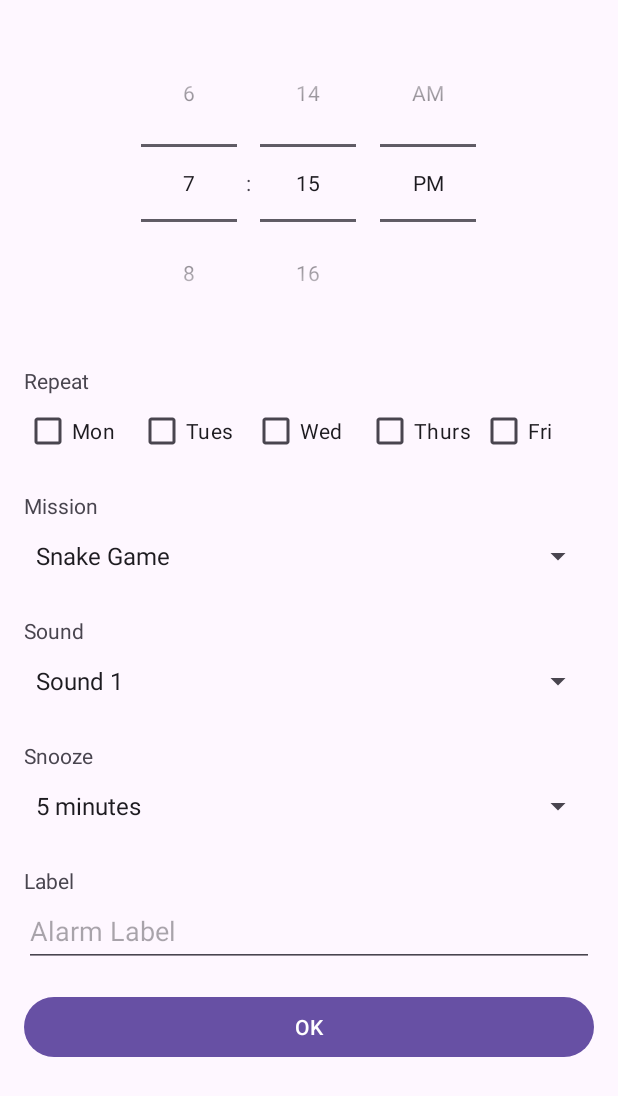
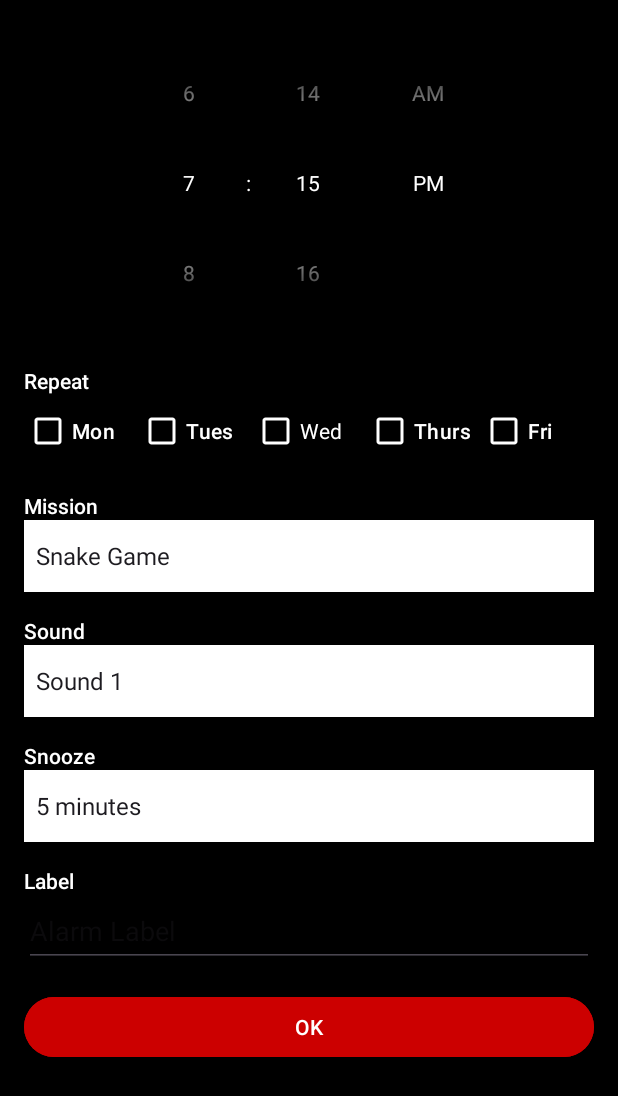
Before and after one commit to miyakibanas/Strive, an Android app: the AlarmSetupActivity screen opened directly, with no data from a screen before it, on a phone screen of 412 x 824 dp. Shown: the top 1096 px of the screen. Run offline under Robolectric (Android 15) with nearby library versions, the phone set to English and light mode, and no system bars; Roboto replaces fonts that are not available here.

Commit message:
Snooze screen
Added snooze screen activity and made design updates.

```diff
--- a/app/src/main/java/edu/utsa/cs3443/strive/model/Alarm.java
+++ b/app/src/main/java/edu/utsa/cs3443/strive/model/Alarm.java
@@ -19,7 +19,6 @@ public class Alarm implements Serializable {
         this.id = generateUniqueId();
         repeatDays = new HashMap<>();
 
-        // Initialize all days to false
         repeatDays.put("Monday", false);
         repeatDays.put("Tuesday", false);
         repeatDays.put("Wednesday", false);
@@ -27,7 +26,6 @@ public class Alarm implements Serializable {
         repeatDays.put("Friday", false);
         repeatDays.put("Saturday", false);
         repeatDays.put("Sunday", false);
-
 
         isEnabled = false;
         label = "";
--- a/app/src/main/java/edu/utsa/cs3443/strive/model/SnakeGame.java
+++ b/app/src/main/java/edu/utsa/cs3443/strive/model/SnakeGame.java
@@ -14,7 +14,7 @@ public class SnakeGame {
     private Random random = new Random();
     private boolean gameOver = false;
     private Direction direction = Direction.RIGHT;
-    private static final int DEFAULT_HIGH_SCORE = 5;
+    public static final int DEFAULT_HIGH_SCORE = 2;
 
     public SnakeGame() {
         resetGame();
--- a/app/src/main/res/layout/activity_alarm_screen.xml
+++ b/app/src/main/res/layout/activity_alarm_screen.xml
@@ -16,6 +16,7 @@
         android:layout_marginTop="16dp"
         android:layout_marginEnd="16dp"
         android:layout_marginBottom="16dp"
+        android:fontFamily="sans-serif-medium"
         android:textColor="@color/white"
         android:textSize="60sp" />
 
@@ -30,7 +31,7 @@
         android:layout_centerHorizontal="true"
         android:layout_marginTop="164dp"
         android:backgroundTint="#FF9800"
-        android:fontFamily="serif-monospace"
+        android:fontFamily="sans-serif-medium"
         android:text="Snooze"
         android:textSize="24sp" />
 
@@ -42,7 +43,7 @@
         android:layout_centerHorizontal="true"
         android:layout_marginTop="233dp"
         android:backgroundTint="#4CAF50"
-        android:fontFamily="serif-monospace"
+        android:fontFamily="sans-serif-medium"
         android:text="Start Mission"
         android:textSize="24sp" />
 
--- a/app/src/main/res/layout/activity_alarm_setup.xml
+++ b/app/src/main/res/layout/activity_alarm_setup.xml
@@ -1,7 +1,9 @@
 <?xml version="1.0" encoding="utf-8"?>
 <ScrollView xmlns:android="http://schemas.android.com/apk/res/android"
+    xmlns:app="http://schemas.android.com/apk/res-auto"
     android:layout_width="match_parent"
     android:layout_height="match_parent"
+    android:background="@color/black"
     android:fillViewport="true">
 
     <LinearLayout
@@ -14,14 +16,17 @@
             android:id="@+id/time_picker"
             android:layout_width="match_parent"
             android:layout_height="wrap_content"
-            android:timePickerMode="spinner" />
+            android:timePickerMode="spinner"
+            android:theme="@style/TimePickerTheme" />
 
         <!-- Repeat Option -->
         <TextView
             android:layout_width="match_parent"
             android:layout_height="wrap_content"
+            android:fontFamily="sans-serif-medium"
+            android:paddingTop="16dp"
             android:text="Repeat"
-            android:paddingTop="16dp"/>
+            android:textColor="@color/white" />
 
         <LinearLayout
             android:layout_width="match_parent"
@@ -31,37 +36,52 @@
             <CheckBox
                 android:id="@+id/checkBox_monday"
                 android:layout_width="0dp"
+                android:layout_height="wrap_content"
                 android:layout_weight="1"
-                android:layout_height="wrap_content"
-                android:text="Mon"/>
+                android:buttonTint="@color/white"
+                android:fontFamily="sans-serif-medium"
+                android:text="Mon"
+                android:textColor="@color/white"
+                app:buttonIconTint="@color/white" />
 
             <CheckBox
                 android:id="@+id/checkBox_tuesday"
                 android:layout_width="0dp"
+                android:layout_height="wrap_content"
                 android:layout_weight="1"
-                android:layout_height="wrap_content"
-                android:text="Tues"/>
+                android:buttonTint="@color/white"
+                android:fontFamily="sans-serif-medium"
+                android:text="Tues"
+                android:textColor="@color/white" />
 
             <CheckBox
                 android:id="@+id/checkBox_wednesday"
                 android:layout_width="0dp"
+                android:layout_height="wrap_content"
                 android:layout_weight="1"
-                android:layout_height="wrap_content"
-                android:text="Wed" />
+                android:buttonTint="@color/white"
+                android:text="Wed"
+                android:textColor="@color/white" />
 
             <CheckBox
                 android:id="@+id/checkBox_thursday"
                 android:layout_width="0dp"
+                android:layout_height="wrap_content"
                 android:layout_weight="1"
-                android:layout_height="wrap_content"
-                android:text="Thurs" />
+                android:buttonTint="@color/white"
+                android:fontFamily="sans-serif-medium"
+                android:text="Thurs"
+                android:textColor="@color/white" />
 
             <CheckBox
                 android:id="@+id/checkBox_friday"
                 android:layout_width="0dp"
+                android:layout_height="wrap_content"
                 android:layout_weight="1"
-                android:layout_height="wrap_content"
-                android:text="Fri" />
+                android:buttonTint="@color/white"
+                android:fontFamily="sans-serif-medium"
+                android:text="Fri"
+                android:textColor="@color/white" />
 
         </LinearLayout>
 
@@ -69,58 +89,73 @@
         <TextView
             android:layout_width="match_parent"
             android:layout_height="wrap_content"
+            android:fontFamily="sans-serif-medium"
+            android:paddingTop="16dp"
             android:text="Mission"
-            android:paddingTop="16dp"/>
+            android:textColor="@color/white" />
 
         <Spinner
             android:id="@+id/spinner_mission"
             android:layout_width="match_parent"
-            android:layout_height="48dp" />
+            android:layout_height="48dp"
+            android:background="@color/white" />
 
         <!-- Sound Selection -->
         <TextView
             android:layout_width="match_parent"
             android:layout_height="wrap_content"
+            android:fontFamily="sans-serif-medium"
+            android:paddingTop="16dp"
             android:text="Sound"
-            android:paddingTop="16dp"/>
+            android:textColor="@color/white" />
 
         <Spinner
             android:id="@+id/spinner_sound"
             android:layout_width="match_parent"
-            android:layout_height="48dp" />
+            android:layout_height="48dp"
+            android:background="@color/white" />
 
         <!-- Snooze Interval -->
         <TextView
             android:layout_width="match_parent"
             android:layout_height="wrap_content"
+            android:fontFamily="sans-serif-medium"
+            android:paddingTop="16dp"
             android:text="Snooze"
-            android:paddingTop="16dp"/>
+            android:textColor="@color/white" />
 
         <Spinner
             android:id="@+id/spinner_snooze"
             android:layout_width="match_parent"
-            android:layout_height="48dp" />
+            android:layout_height="48dp"
+            android:background="@color/white" />
 
         <!-- Alarm Label -->
+
         <TextView
             android:layout_width="match_parent"
             android:layout_height="wrap_content"
+            android:fontFamily="sans-serif-medium"
+            android:paddingTop="16dp"
             android:text="Label"
-            android:paddingTop="16dp"/>
+            android:textColor="@color/white" />
 
         <EditText
             android:id="@+id/editText_alarm_label"
             android:layout_width="match_parent"
             android:layout_height="48dp"
-            android:hint="Alarm Label" />
+            android:hint="Alarm Label"
+            android:textColor="@color/white" />
 
         <!-- Confirmation Button -->
         <Button
             android:id="@+id/button_set_alarm"
             android:layout_width="match_parent"
             android:layout_height="wrap_content"
+            android:layout_marginTop="16dp"
+            android:backgroundTint="@android:color/holo_red_dark"
             android:text="OK"
-            android:layout_marginTop="16dp" />
+            android:textColor="@color/white" />
 
     </LinearLayout>
 </ScrollView>
--- a/app/src/main/res/layout/item_alarm.xml
+++ b/app/src/main/res/layout/item_alarm.xml
@@ -26,8 +26,8 @@
         android:id="@+id/remove_alarm"
         android:layout_width="wrap_content"
         android:layout_height="wrap_content"
-        android:backgroundTint="@color/white"
+        android:backgroundTint="@android:color/holo_red_dark"
         android:text="Remove"
-        android:textColor="@color/black" />
+        android:textColor="@color/white" />
 
 </LinearLayout>
--- a/app/src/main/res/values/preloaded_fonts.xml
+++ b/app/src/main/res/values/preloaded_fonts.xml
@@ -1,6 +1,7 @@
 <?xml version="1.0" encoding="utf-8"?>
 <resources>
     <array name="preloaded_fonts" translatable="false">
+        <item>@font/</item>
         <item>@font/asset</item>
     </array>
 </resources>
--- /dev/null
+++ b/app/src/main/res/values/styles.xml
@@ -0,0 +1,8 @@
+<?xml version="1.0" encoding="utf-8"?>
+<resources>
+    <style name="TimePickerTheme" parent="Theme.AppCompat.Light.Dialog">
+        <item name="colorControlActivated">@android:color/white</item>
+        <item name="android:textColorPrimary">@android:color/white</item>
+        <item name="android:textColor">@android:color/white</item>
+    </style>
+</resources>
```
Also changed, not shown: app/src/main/AndroidManifest.xml (+6 -2 lines), app/src/main/java/edu/utsa/cs3443/strive/AlarmScreenActivity.java (+17 -6 lines), app/src/main/java/edu/utsa/cs3443/strive/AlarmSetupActivity.java (+22 -7 lines), app/src/main/java/edu/utsa/cs3443/strive/SnakeGameActivity.java (+45 -20 lines), app/src/main/java/edu/utsa/cs3443/strive/SnoozeCountdownActivity.java (added, +48 -0 lines), app/src/main/java/edu/utsa/cs3443/strive/controller/AlarmSetupController.java (+0 -10 lines), app/src/main/java/edu/utsa/cs3443/strive/controller/SnakeGameController.java (+51 -36 lines), app/src/main/res/layout/activity_snooze_countdown.xml (added, +22 -0 lines).
